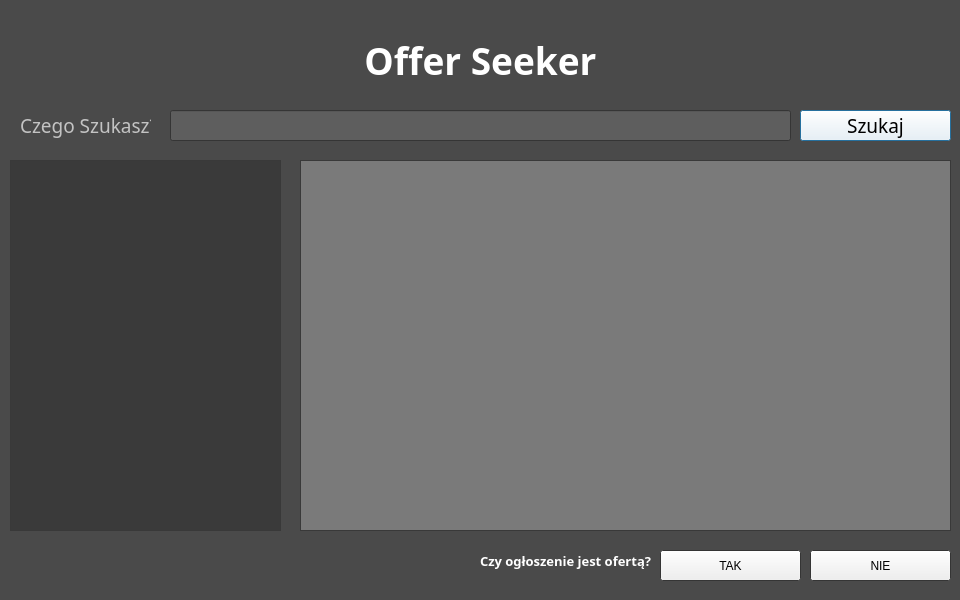
Above: Client/client.ui from konik32/OfferSeeker before the change. Below: the same form after it.
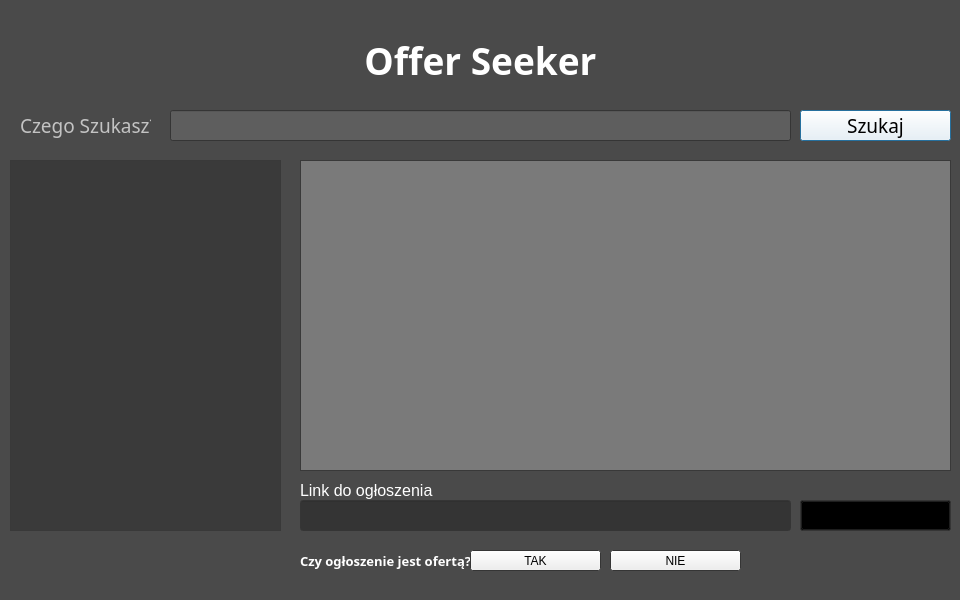
That is the form after the change. Icons and pictures are not drawn.

What changed in the file:
```diff
--- a/Client/client.ui
+++ b/Client/client.ui
@@ -25,6 +25,15 @@
   <property name="palette">
    <palette>
     <active>
+     <colorrole role="WindowText">
+      <brush brushstyle="SolidPattern">
+       <color alpha="255">
+        <red>255</red>
+        <green>255</green>
+        <blue>255</blue>
+       </color>
+      </brush>
+     </colorrole>
      <colorrole role="Base">
       <brush brushstyle="SolidPattern">
        <color alpha="255">
@@ -45,6 +54,15 @@
      </colorrole>
     </active>
     <inactive>
+     <colorrole role="WindowText">
+      <brush brushstyle="SolidPattern">
+       <color alpha="255">
+        <red>255</red>
+        <green>255</green>
+        <blue>255</blue>
+       </color>
+      </brush>
+     </colorrole>
      <colorrole role="Base">
       <brush brushstyle="SolidPattern">
        <color alpha="255">
@@ -65,6 +83,15 @@
      </colorrole>
     </inactive>
     <disabled>
+     <colorrole role="WindowText">
+      <brush brushstyle="SolidPattern">
+       <color alpha="255">
+        <red>120</red>
+        <green>120</green>
+        <blue>120</blue>
+       </color>
+      </brush>
+     </colorrole>
      <colorrole role="Base">
       <brush brushstyle="SolidPattern">
        <color alpha="255">
@@ -769,7 +796,7 @@
      <x>300</x>
      <y>160</y>
      <width>651</width>
-     <height>371</height>
+     <height>311</height>
     </rect>
    </property>
    <property name="palette">
@@ -884,7 +911,7 @@
   <widget class="QLabel" name="label_3">
    <property name="geometry">
     <rect>
-     <x>480</x>
+     <x>300</x>
      <y>550</y>
      <width>201</width>
      <height>21</height>
@@ -942,10 +969,10 @@
   <widget class="QPushButton" name="pushButton_2">
    <property name="geometry">
     <rect>
-     <x>660</x>
+     <x>470</x>
      <y>550</y>
-     <width>141</width>
-     <height>31</height>
+     <width>131</width>
+     <height>21</height>
     </rect>
    </property>
    <property name="text">
@@ -955,10 +982,10 @@
   <widget class="QPushButton" name="pushButton_3">
    <property name="geometry">
     <rect>
-     <x>810</x>
+     <x>610</x>
      <y>550</y>
-     <width>141</width>
-     <height>31</height>
+     <width>131</width>
+     <height>21</height>
     </rect>
    </property>
    <property name="text">
@@ -1128,6 +1155,338 @@
     <set>QAbstractItemView::NoEditTriggers</set>
    </property>
   </widget>
+  <widget class="QLabel" name="status">
+   <property name="geometry">
+    <rect>
+     <x>750</x>
+     <y>550</y>
+     <width>201</width>
+     <height>16</height>
+    </rect>
+   </property>
+   <property name="palette">
+    <palette>
+     <active>
+      <colorrole role="WindowText">
+       <brush brushstyle="SolidPattern">
+        <color alpha="255">
+         <red>255</red>
+         <green>255</green>
+         <blue>255</blue>
+        </color>
+       </brush>
+      </colorrole>
+      <colorrole role="Text">
+       <brush brushstyle="SolidPattern">
+        <color alpha="255">
+         <red>255</red>
+         <green>255</green>
+         <blue>255</blue>
+        </color>
+       </brush>
+      </colorrole>
+     </active>
+     <inactive>
+      <colorrole role="WindowText">
+       <brush brushstyle="SolidPattern">
+        <color alpha="255">
+         <red>255</red>
+         <green>255</green>
+         <blue>255</blue>
+        </color>
+       </brush>
+      </colorrole>
+      <colorrole role="Text">
+       <brush brushstyle="SolidPattern">
+        <color alpha="255">
+         <red>255</red>
+         <green>255</green>
+         <blue>255</blue>
+        </color>
+       </brush>
+      </colorrole>
+     </inactive>
+     <disabled>
+      <colorrole role="WindowText">
+       <brush brushstyle="SolidPattern">
+        <color alpha="255">
+         <red>120</red>
+         <green>120</green>
+         <blue>120</blue>
+        </color>
+       </brush>
+      </colorrole>
+      <colorrole role="Text">
+       <brush brushstyle="SolidPattern">
+        <color alpha="255">
+         <red>120</red>
+         <green>120</green>
+         <blue>120</blue>
+        </color>
+       </brush>
+      </colorrole>
+     </disabled>
+    </palette>
+   </property>
+   <property name="font">
+    <font>
+     <family>Segoe UI Light</family>
+     <pointsize>11</pointsize>
+    </font>
+   </property>
+   <property name="text">
+    <string/>
+   </property>
+  </widget>
+  <widget class="QLabel" name="label_4">
+   <property name="geometry">
+    <rect>
+     <x>300</x>
+     <y>480</y>
+     <width>211</width>
+     <height>21</height>
+    </rect>
+   </property>
+   <property name="palette">
+    <palette>
+     <active>
+      <colorrole role="WindowText">
+       <brush brushstyle="SolidPattern">
+        <color alpha="255">
+         <red>255</red>
+         <green>255</green>
+         <blue>255</blue>
+        </color>
+       </brush>
+      </colorrole>
+     </active>
+     <inactive>
+      <colorrole role="WindowText">
+       <brush brushstyle="SolidPattern">
+        <color alpha="255">
+         <red>255</red>
+         <green>255</green>
+         <blue>255</blue>
+        </color>
+       </brush>
+      </colorrole>
+     </inactive>
+     <disabled>
+      <colorrole role="WindowText">
+       <brush brushstyle="SolidPattern">
+        <color alpha="255">
+         <red>120</red>
+         <green>120</green>
+         <blue>120</blue>
+        </color>
+       </brush>
+      </colorrole>
+     </disabled>
+    </palette>
+   </property>
+   <property name="font">
+    <font>
+     <family>Segoe UI</family>
+     <pointsize>12</pointsize>
+    </font>
+   </property>
+   <property name="text">
+    <string>Link do ogłoszenia</string>
+   </property>
+  </widget>
+  <widget class="QLineEdit" name="url">
+   <property name="geometry">
+    <rect>
+     <x>300</x>
+     <y>500</y>
+     <width>491</width>
+     <height>31</height>
+    </rect>
+   </property>
+   <property name="palette">
+    <palette>
+     <active>
+      <colorrole role="WindowText">
+       <brush brushstyle="SolidPattern">
+        <color alpha="255">
+         <red>255</red>
+         <green>255</green>
+         <blue>255</blue>
+        </color>
+       </brush>
+      </colorrole>
+      <colorrole role="Text">
+       <brush brushstyle="SolidPattern">
+        <color alpha="255">
+         <red>255</red>
+         <green>255</green>
+         <blue>255</blue>
+        </color>
+       </brush>
+      </colorrole>
+      <colorrole role="Base">
+       <brush brushstyle="SolidPattern">
+        <color alpha="255">
+         <red>52</red>
+         <green>52</green>
+         <blue>52</blue>
+        </color>
+       </brush>
+      </colorrole>
+     </active>
+     <inactive>
+      <colorrole role="WindowText">
+       <brush brushstyle="SolidPattern">
+        <color alpha="255">
+         <red>255</red>
+         <green>255</green>
+         <blue>255</blue>
+        </color>
+       </brush>
+      </colorrole>
+      <colorrole role="Text">
+       <brush brushstyle="SolidPattern">
+        <color alpha="255">
+         <red>255</red>
+         <green>255</green>
+         <blue>255</blue>
+        </color>
+       </brush>
+      </colorrole>
+      <colorrole role="Base">
+       <brush brushstyle="SolidPattern">
+        <color alpha="255">
+         <red>52</red>
+         <green>52</green>
+         <blue>52</blue>
+        </color>
+       </brush>
+      </colorrole>
+     </inactive>
+     <disabled>
+      <colorrole role="WindowText">
+       <brush brushstyle="SolidPattern">
+        <color alpha="255">
+         <red>120</red>
+         <green>120</green>
+         <blue>120</blue>
+        </color>
+       </brush>
+      </colorrole>
+      <colorrole role="Text">
+       <brush brushstyle="SolidPattern">
+        <color alpha="255">
+         <red>120</red>
+         <green>120</green>
+         <blue>120</blue>
+        </color>
+       </brush>
+      </colorrole>
+      <colorrole role="Base">
+       <brush brushstyle="SolidPattern">
+        <color alpha="255">
+         <red>74</red>
+         <green>74</green>
+         <blue>74</blue>
+        </color>
+       </brush>
+      </colorrole>
+     </disabled>
+    </palette>
+   </property>
+   <property name="font">
+    <font>
+     <family>Segoe UI Light</family>
+     <pointsize>12</pointsize>
+    </font>
+   </property>
+   <property name="readOnly">
+    <bool>true</bool>
+   </property>
+  </widget>
+  <widget class="QPushButton" name="przejdz">
+   <property name="geometry">
+    <rect>
+     <x>800</x>
+     <y>500</y>
+     <width>151</width>
+     <height>31</height>
+    </rect>
+   </property>
+   <property name="palette">
+    <palette>
+     <active>
+      <colorrole role="WindowText">
+       <brush brushstyle="SolidPattern">
+        <color alpha="255">
+         <red>0</red>
+         <green>0</green>
+         <blue>0</blue>
+        </color>
+       </brush>
+      </colorrole>
+      <colorrole role="Button">
+       <brush brushstyle="SolidPattern">
+        <color alpha="255">
+         <red>0</red>
+         <green>0</green>
+         <blue>0</blue>
+        </color>
+       </brush>
+      </colorrole>
+     </active>
+     <inactive>
+      <colorrole role="WindowText">
+       <brush brushstyle="SolidPattern">
+        <color alpha="255">
+         <red>0</red>
+         <green>0</green>
+         <blue>0</blue>
+        </color>
+       </brush>
+      </colorrole>
+      <colorrole role="Button">
+       <brush brushstyle="SolidPattern">
+        <color alpha="255">
+         <red>0</red>
+         <green>0</green>
+         <blue>0</blue>
+        </color>
+       </brush>
+      </colorrole>
+     </inactive>
+     <disabled>
+      <colorrole role="WindowText">
+       <brush brushstyle="SolidPattern">
+        <color alpha="255">
+         <red>120</red>
+         <green>120</green>
+         <blue>120</blue>
+        </color>
+       </brush>
+      </colorrole>
+      <colorrole role="Button">
+       <brush brushstyle="SolidPattern">
+        <color alpha="255">
+         <red>0</red>
+         <green>0</green>
+         <blue>0</blue>
+        </color>
+       </brush>
+      </colorrole>
+     </disabled>
+    </palette>
+   </property>
+   <property name="font">
+    <font>
+     <family>Segoe UI Light</family>
+     <pointsize>12</pointsize>
+    </font>
+   </property>
+   <property name="text">
+    <string>Przejdź</string>
+   </property>
+  </widget>
  </widget>
  <layoutdefault spacing="6" margin="11"/>
  <resources/>
```
Left out of the diff: 19 changed lines with no effect on the pictures.
